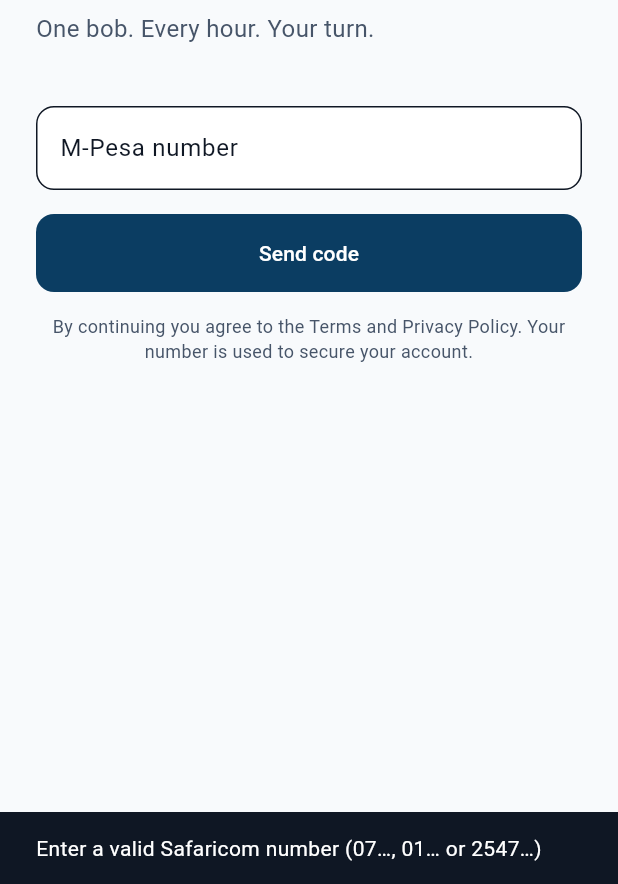
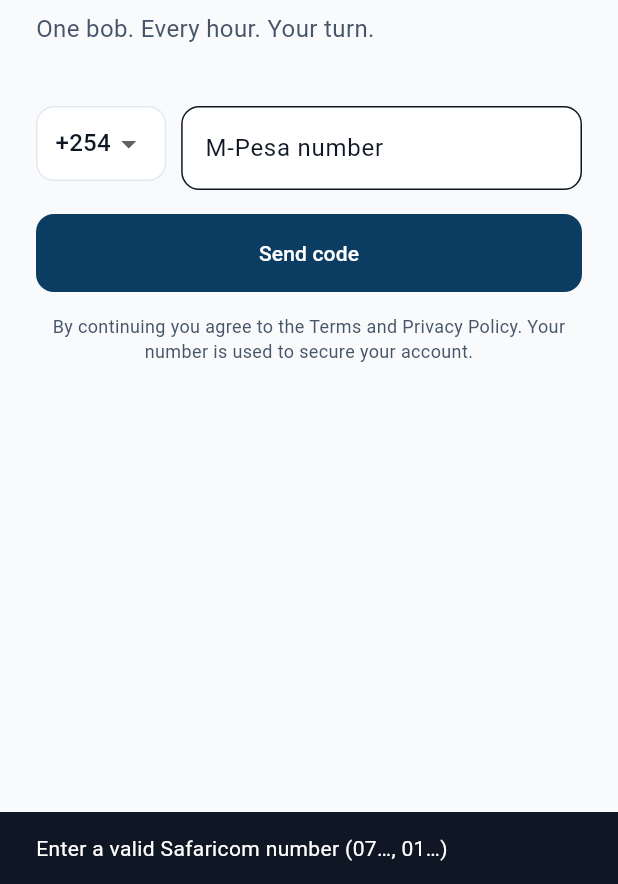
Before and after one commit to TisoneK/bobly-tide, a Flutter app: the screen it shows after launch, after a tap on "Send code", on a phone screen of 412 x 824 dp, the part 352-1236 px from its top. Run offline on Flutter 3.47's test engine with Material 3 defaults, Android fonts, the light colour scheme and no system bars; our stand-ins replace flutter_riverpod.

Commit message:
feat(app): split sign-in into a country-code picker + local number box
Country dropdown (+254 default, Kenya-only for now) beside a number box
that takes 07.., 01.. or 7..; resolvePhone combines them (dropping the
national trunk 0) and still accepts a full number pasted in. Tested in
phone_test.

Ledger-Session: S002

```diff
--- a/app/lib/phone.dart
+++ b/app/lib/phone.dart
@@ -18,3 +18,24 @@
   }
   return _canonicalRe.hasMatch(d) ? d : null;
 }
+
+/// A supported dialing country for the sign-in picker. Kenya-only for now.
+class Country {
+  final String name;
+  final String dial; // "+254"
+  final String digits; // "254"
+  const Country(this.name, this.dial, this.digits);
+}
+
+const kCountries = <Country>[Country('Kenya', '+254', '254')];
+
+/// Resolve a split picker (country code + local number box) to canonical
+/// form. Accepts a local national number (07.., 01.., 7..) under the chosen
+/// code, and still works if someone pastes a full number into the box.
+String? resolvePhone(String countryDigits, String local) {
+  final direct = normalizePhone(local); // full / intl pasted into the box
+  if (direct != null) return direct;
+  var l = local.replaceAll(RegExp(r'[^0-9]'), '');
+  if (l.startsWith('0')) l = l.substring(1); // drop national trunk '0'
+  return normalizePhone('$countryDigits$l');
+}
--- a/app/lib/screens/sign_in_screen.dart
+++ b/app/lib/screens/sign_in_screen.dart
@@ -17,6 +17,7 @@
 
 class _SignInScreenState extends ConsumerState<SignInScreen> {
   final _phone = TextEditingController();
+  String _countryDigits = kCountries.first.digits;
   bool _loading = false;
 
   @override
@@ -26,9 +27,9 @@
   }
 
   Future<void> _requestCode() async {
-    final phone = normalizePhone(_phone.text);
+    final phone = resolvePhone(_countryDigits, _phone.text);
     if (phone == null) {
-      showInfo(context, 'Enter a valid Safaricom number (07…, 01… or 2547…)');
+      showInfo(context, 'Enter a valid Safaricom number (07…, 01…)');
       return;
     }
     setState(() => _loading = true);
@@ -59,14 +60,40 @@
               const Text('One bob. Every hour. Your turn.',
                   style: TextStyle(fontSize: 16, color: BoblyColors.slate)),
               const SizedBox(height: 40),
-              TextField(
+              Row(
+                crossAxisAlignment: CrossAxisAlignment.start,
+                children: [
+                  Container(
+                    padding: const EdgeInsets.symmetric(horizontal: 12),
+                    decoration: BoxDecoration(
+                      color: BoblyColors.surface,
+                      border: Border.all(color: BoblyColors.mist),
+                      borderRadius: BorderRadius.circular(12),
+                    ),
+                    child: DropdownButtonHideUnderline(
+                      child: DropdownButton<String>(
+                        value: _countryDigits,
+                        onChanged: (v) => setState(() => _countryDigits = v ?? _countryDigits),
+                        items: [
+                          for (final c in kCountries)
+                            DropdownMenuItem(value: c.digits, child: Text(c.dial)),
+                        ],
+                      ),
+                    ),
+                  ),
+                  const SizedBox(width: 10),
+                  Expanded(
+                    child: TextField(
                       controller: _phone,
                       keyboardType: TextInputType.phone,
-                inputFormatters: [FilteringTextInputFormatter.digitsOnly, LengthLimitingTextInputFormatter(13)],
+                      inputFormatters: [FilteringTextInputFormatter.digitsOnly, LengthLimitingTextInputFormatter(12)],
                       decoration: const InputDecoration(
                         labelText: 'M-Pesa number',
                         hintText: '07XX XXX XXX',
                       ),
+                    ),
+                  ),
+                ],
               ),
               const SizedBox(height: 16),
               FilledButton(
```
Also changed, not shown: 1 other file. Lines whose indentation alone changed are shown as unchanged.
